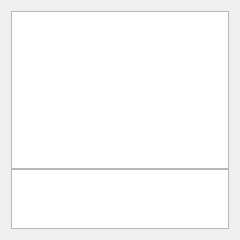
Qt form src/chatwindow/chatwindowform.ui (Winand/mqutim) before a commit.
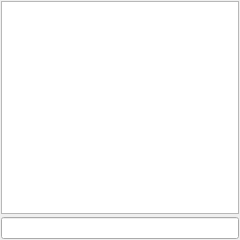
The same form after that commit.

The edit to the form file:
```diff
--- a/src/chatwindow/chatwindowform.ui
+++ b/src/chatwindow/chatwindowform.ui
@@ -15,9 +15,12 @@
   <property name="windowTitle" >
    <string>Chat</string>
   </property>
-  <layout class="QVBoxLayout" name="verticalLayout" >
-   <property name="spacing" >
-    <number>0</number>
+  <layout class="QVBoxLayout" name="verticalLayout">
+   <property name="spacing">
+    <number>3</number>
+   </property>
+   <property name="margin">
+    <number>1</number>
    </property>
    <item>
     <widget class="QTextBrowser" name="chatLog" >
@@ -33,26 +36,7 @@
     </widget>
    </item>
    <item>
-    <widget class="QTextEdit" name="chatInputEdit" >
-     <property name="sizePolicy" >
-      <sizepolicy vsizetype="Fixed" hsizetype="Expanding" >
-       <horstretch>0</horstretch>
-       <verstretch>1</verstretch>
-      </sizepolicy>
-     </property>
-     <property name="minimumSize" >
-      <size>
-       <width>0</width>
-       <height>60</height>
-      </size>
-     </property>
-     <property name="focusPolicy" >
-      <enum>Qt::ClickFocus</enum>
-     </property>
-     <property name="acceptRichText" >
-      <bool>false</bool>
-     </property>
-    </widget>
+    <widget class="QLineEdit" name="chatInputEdit"/>
    </item>
   </layout>
   <zorder>chatLog</zorder>
```
Left out of the diff: 30 changed lines with no effect on the pictures.
